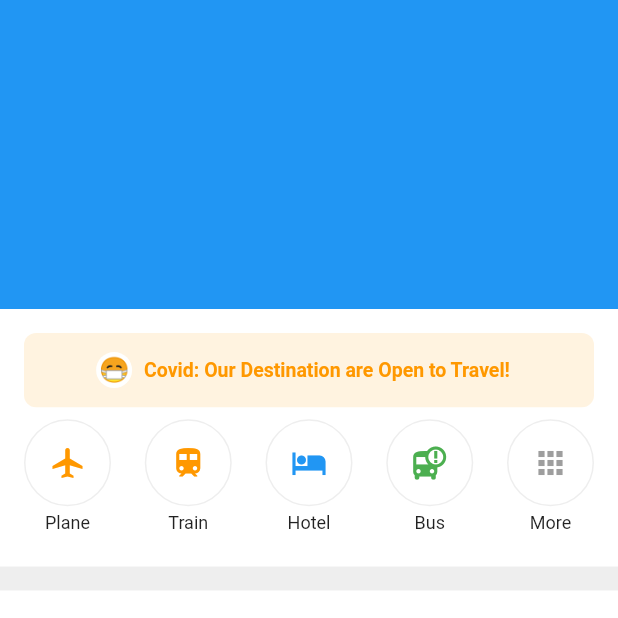
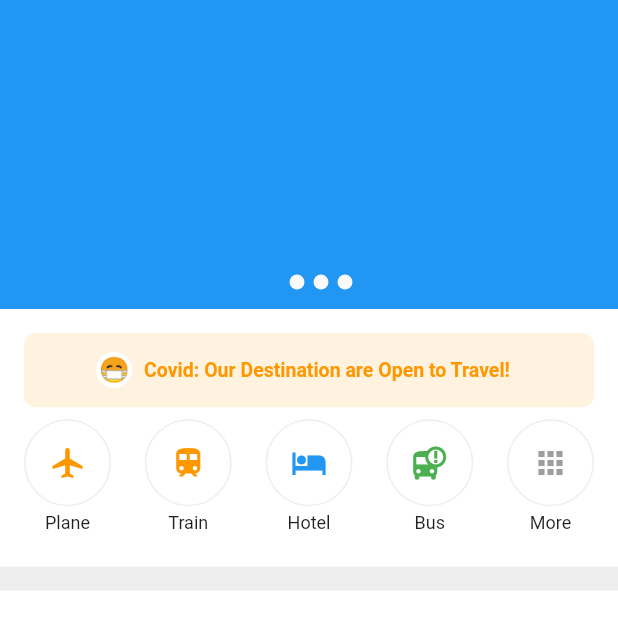
Before and after one commit to JAICHANGPARK/flutter_notebook_11th_story, a Flutter app: the screen it shows after launch, on a phone screen of 412 x 824 dp, the top half of it. Run offline on Flutter 3.47's test engine with Material 2 defaults, Android fonts, the phone set to English and light mode, and no system bars; our stand-ins replace backdrop, badges, flutter_inner_drawer, flutter_slidable, flutter_swiper, google_fonts.

Commit message:
Update ticket_booking_home_page.dart

```diff
--- a/lib/ep710_ticket_booking_app/ticket_booking_home_page.dart
+++ b/lib/ep710_ticket_booking_app/ticket_booking_home_page.dart
@@ -1,6 +1,7 @@
 import 'package:flutter/cupertino.dart';
 import 'package:flutter/material.dart';
 import 'package:flutter/rendering.dart';
+import 'package:flutter_swiper/flutter_swiper.dart';
 
 class TicketBookingHomePage extends StatefulWidget {
   @override
@@ -31,6 +32,20 @@ class _TicketBookingHomePageState extends State<TicketBookingHomePage> {
                 Container(
                   height: MediaQuery.of(context).size.height / 4,
                   decoration: BoxDecoration(color: Colors.blue),
+                  child: Swiper(itemCount: 4,
+                    controller: SwiperController(
+
+                    ),
+                    pagination: SwiperPagination(
+
+                    ),
+                    itemBuilder: (context, index){
+                    return Container(
+
+                    );
+                    },
+
+                  ),
                 ),
                 Container(
                   height: MediaQuery.of(context).size.height / 4.8,
```
